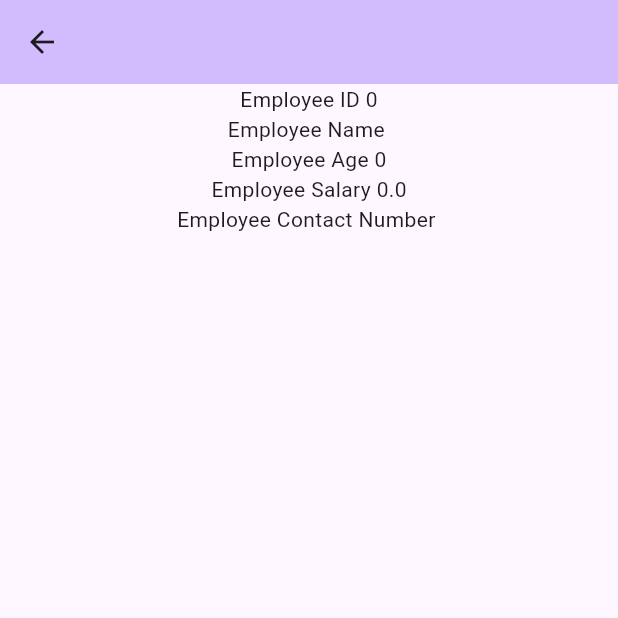
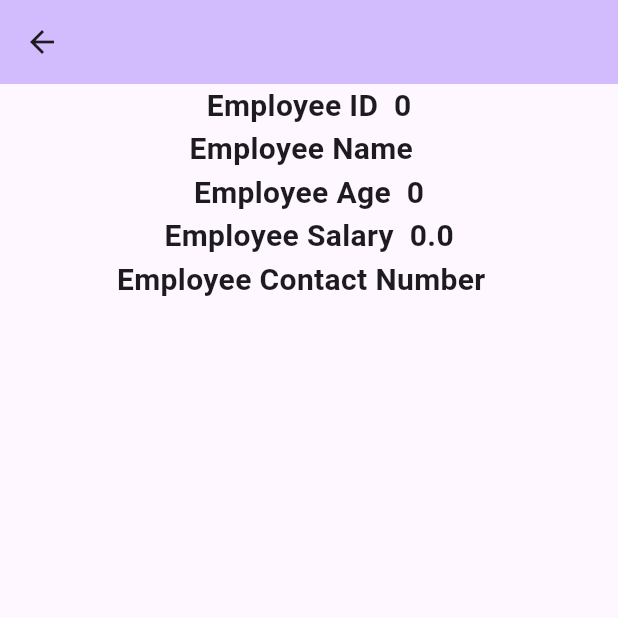
Before and after one commit to ShazaAllam2001/employees_details, a Flutter app: the EmpDetails screen opened directly with empty values, on a phone screen of 412 x 824 dp, the top half of it. Run offline on Flutter 3.47's test engine with Material 3 defaults, Android fonts, the light colour scheme and no system bars; our stand-ins replace dio, shared_preferences; accounts and stored records are empty; network calls fail.

Commit message:
beautify UI 2

```diff
--- a/lib/services/employee_service.dart
+++ b/lib/services/employee_service.dart
@@ -1,5 +1,3 @@
-import 'dart:convert';
-
 import 'package:flutter/material.dart';
 import 'package:dio/dio.dart';
 import 'package:employees_details/models/employee.dart';
@@ -11,8 +9,7 @@ class EmployeeService {
     List<Employee> employees = [];
     try {
       final response = await Dio().get(endpoint);
-      debugPrint(response.data);
-      final data = jsonDecode(response.data);
+      final data = response.data;
       data.forEach((obj) =>
         employees.add(Employee.fromJson(obj))
       );
--- a/lib/views/employee_details.dart
+++ b/lib/views/employee_details.dart
@@ -27,11 +27,26 @@ class _EmpDetailsState extends State<EmpDetails> {
       body: Center(
         child: Column(
           children: [
-            Text("Employee ID ${widget.empData.id}"),
-            Text("Employee Name ${widget.empData.employeeName}"),
-            Text("Employee Age ${widget.empData.employeeAge}"),
-            Text("Employee Salary ${widget.empData.employeeSalary}"),
-            Text("Employee Contact Number ${widget.empData.contactNumber}"),
+            Text(
+              "Employee ID  ${widget.empData.id}",
+              style: TextStyle(fontSize: 20, fontWeight: FontWeight.bold)
+            ),
+            Text(
+              "Employee Name  ${widget.empData.employeeName}",
+              style: TextStyle(fontSize: 20, fontWeight: FontWeight.bold)
+            ),
+            Text(
+              "Employee Age  ${widget.empData.employeeAge}",
+              style: TextStyle(fontSize: 20, fontWeight: FontWeight.bold)
+            ),
+            Text(
+              "Employee Salary  ${widget.empData.employeeSalary}",
+              style: TextStyle(fontSize: 20, fontWeight: FontWeight.bold)
+            ),
+            Text(
+              "Employee Contact Number  ${widget.empData.contactNumber}",
+              style: TextStyle(fontSize: 20, fontWeight: FontWeight.bold)
+            ),
           ],
         )
       ),
```
Also changed, not shown: lib/views/home.dart (+8 -2 lines).
